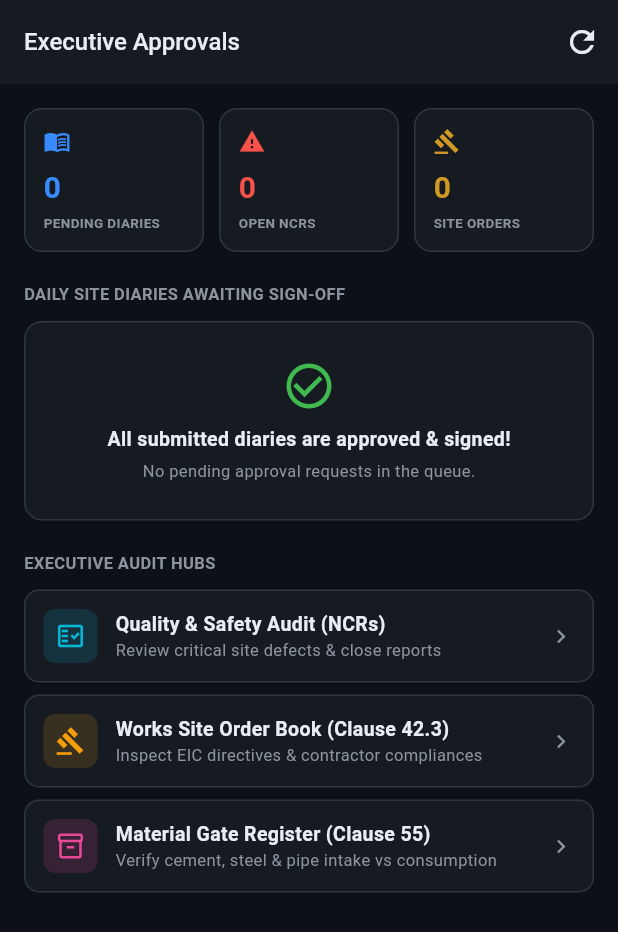
After one commit to shahidkhan1746/kipl-projectos, a Flutter app: the ApprovalsScreen screen opened by its route, after a tap on the "refresh" icon, on a phone screen of 412 x 824 dp. The commit adds this screen. Shown: the top 932 px of the screen. Run offline on Flutter 3.47's test engine with Material 3 defaults, Android fonts, the phone set to English and light mode, and no system bars; our stand-ins replace connectivity_plus, dio, flutter_riverpod, flutter_secure_storage, geolocator, go_router and 1 more; accounts and stored records are empty; network calls fail; Roboto replaces fonts that are missing (DM Sans).

Commit message:
feat(mobile): implement Phase 5 - Executive Approvals & Management Sign-Off Hub

```diff
--- a/mobile/lib/core/router.dart
+++ b/mobile/lib/core/router.dart
@@ -11,6 +11,7 @@ import '../features/materials/screens/materials_screen.dart';
 import '../features/qa/screens/qa_screen.dart';
 import '../features/site_orders/screens/site_orders_screen.dart';
 import '../features/team/screens/team_screen.dart';
+import '../features/approvals/screens/approvals_screen.dart';
 import '../shared/theme/app_theme.dart';
 import 'auth/auth_provider.dart';
 
@@ -57,6 +58,10 @@ final routerProvider = Provider<GoRouter>((ref) {
       GoRoute(
         path: '/team',
         builder: (ctx, _) => const TeamScreen(),
+      ),
+      GoRoute(
+        path: '/approvals',
+        builder: (ctx, _) => const ApprovalsScreen(),
       ),
       StatefulShellRoute.indexedStack(
         builder: (context, state, navigationShell) {
--- /dev/null
+++ b/mobile/lib/features/approvals/approvals_provider.dart
@@ -0,0 +1,153 @@
+import 'package:dio/dio.dart';
+import 'package:flutter_riverpod/flutter_riverpod.dart';
+import '../../core/api/api_client.dart';
+import '../../core/auth/auth_provider.dart';
+
+class PendingDiaryItem {
+  final String id;
+  final String date;
+  final String? weatherCondition;
+  final double? hoursLostWeather;
+  final int totalManpower;
+  final String? workExecuted;
+  final String? submittedBy;
+  final String status;
+
+  const PendingDiaryItem({
+    required this.id,
+    required this.date,
+    this.weatherCondition,
+    this.hoursLostWeather,
+    this.totalManpower = 0,
+    this.workExecuted,
+    this.submittedBy,
+    required this.status,
+  });
+
+  factory PendingDiaryItem.fromJson(Map<String, dynamic> json) {
+    final skilled = json['skilledWorkers'] as int? ?? 0;
+    final unskilled = json['unskilledWorkers'] as int? ?? 0;
+    final superv = json['supervisors'] as int? ?? 0;
+
+    return PendingDiaryItem(
+      id: json['id'] as String? ?? '',
+      date: json['date'] as String? ?? '',
+      weatherCondition: json['weatherCondition'] as String?,
+      hoursLostWeather: (json['hoursLostWeather'] as num?)?.toDouble(),
+      totalManpower: skilled + unskilled + superv,
+      workExecuted: json['workExecuted'] as String?,
+      submittedBy: json['submittedBy'] as String?,
+      status: json['status'] as String? ?? 'submitted',
+    );
+  }
+}
+
+class ApprovalsState {
+  final bool isLoading;
+  final bool isSubmitting;
+  final List<PendingDiaryItem> pendingDiaries;
+  final int openNcrsCount;
+  final int pendingOrdersCount;
+  final String? message;
+  final String? error;
+
+  const ApprovalsState({
+    this.isLoading = false,
+    this.isSubmitting = false,
+    this.pendingDiaries = const [],
+    this.openNcrsCount = 0,
+    this.pendingOrdersCount = 0,
+    this.message,
+    this.error,
+  });
+
+  int get totalPendingActions => pendingDiaries.length + openNcrsCount + pendingOrdersCount;
+
+  ApprovalsState copyWith({
+    bool? isLoading,
+    bool? isSubmitting,
+    List<PendingDiaryItem>? pendingDiaries,
+    int? openNcrsCount,
+    int? pendingOrdersCount,
+    String? message,
+    String? error,
+  }) => ApprovalsState(
+    isLoading: isLoading ?? this.isLoading,
+    isSubmitting: isSubmitting ?? this.isSubmitting,
+    pendingDiaries: pendingDiaries ?? this.pendingDiaries,
+    openNcrsCount: openNcrsCount ?? this.openNcrsCount,
+    pendingOrdersCount: pendingOrdersCount ?? this.pendingOrdersCount,
+    message: message,
+    error: error,
+  );
+}
+
+final approvalsProvider = StateNotifierProvider<ApprovalsNotifier, ApprovalsState>((ref) {
+  final dio = ref.watch(dioProvider);
+  final user = ref.watch(currentUserProvider);
+  return ApprovalsNotifier(dio, user?.projectId);
+});
+
+class ApprovalsNotifier extends StateNotifier<ApprovalsState> {
+  final Dio _dio;
+  final String? _projectId;
+
+  ApprovalsNotifier(this._dio, this._projectId) : super(const ApprovalsState()) {
+    fetchPendingApprovals();
+  }
+
+  Future<void> fetchPendingApprovals() async {
+    state = state.copyWith(isLoading: true, error: null);
+    try {
+      final results = await Future.wait([
+        _dio.get('/diary', queryParameters: {
+          if (_projectId != null) 'projectId': _projectId,
+          'status': 'submitted',
+        }),
+        _dio.get('/qa/ncrs', queryParameters: {
+          if (_projectId != null) 'projectId': _projectId,
+          'status': 'open',
+        }),
+        _dio.get('/site-orders', queryParameters: {
+          if (_projectId != null) 'projectId': _projectId,
+          'status': 'pending',
+        }),
+      ]);
+
+      // 1. Pending Diaries
+      final List rawDiaries = results[0].data is List ? results[0].data : [];
+      final diaries = rawDiaries.map((d) => PendingDiaryItem.fromJson(d)).toList();
+
+      // 2. Open NCRs count
+      final List rawNcrs = results[1].data is List ? results[1].data : [];
+
+      // 3. Pending Orders count
+      final List rawOrders = results[2].data is List ? results[2].data : [];
+
+      state = state.copyWith(
+        isLoading: false,
+        pendingDiaries: diaries,
+        openNcrsCount: rawNcrs.length,
+        pendingOrdersCount: rawOrders.length,
+      );
+    } catch (e) {
+      state = state.copyWith(isLoading: false, error: 'Failed to load approvals: $e');
+    }
+  }
+
+  Future<bool> approveDiary(String diaryId) async {
+    state = state.copyWith(isSubmitting: true, error: null, message: null);
+    try {
+      await _dio.patch('/diary/$diaryId/approve');
+      state = state.copyWith(
+        isSubmitting: false,
+        message: '✓ Site diary approved successfully!',
+      );
+      await fetchPendingApprovals();
+      return true;
+    } catch (e) {
+      state = state.copyWith(isSubmitting: false, error: 'Failed to approve diary: $e');
+      return false;
+    }
+  }
+}
--- /dev/null
+++ b/mobile/lib/features/approvals/screens/approvals_screen.dart
@@ -0,0 +1,354 @@
+import 'package:flutter/material.dart';
+import 'package:flutter_riverpod/flutter_riverpod.dart';
+import 'package:go_router/go_router.dart';
+import '../../../core/utils/date_formatters.dart';
+import '../../../shared/theme/app_theme.dart';
+import '../../../shared/widgets/kipl_button.dart';
+import '../../../shared/widgets/status_pill.dart';
+import '../approvals_provider.dart';
+
+class ApprovalsScreen extends ConsumerWidget {
+  const ApprovalsScreen({super.key});
+
+  @override
+  Widget build(BuildContext context, WidgetRef ref) {
+    final state = ref.watch(approvalsProvider);
+    final notifier = ref.read(approvalsProvider.notifier);
+
+    return Scaffold(
+      appBar: AppBar(
+        title: const Text('Executive Approvals'),
+        actions: [
+          IconButton(
+            icon: const Icon(Icons.refresh),
+            onPressed: state.isLoading ? null : () => notifier.fetchPendingApprovals(),
+          ),
+        ],
+      ),
+      body: state.isLoading
+          ? const Center(child: CircularProgressIndicator(color: AppColors.accent))
+          : RefreshIndicator(
+              onRefresh: () => notifier.fetchPendingApprovals(),
+              color: AppColors.accent,
+              backgroundColor: AppColors.bgCard,
+              child: ListView(
+                padding: const EdgeInsets.all(16),
+                children: [
+                  // 1. Executive Summary KPIs
+                  Row(
+                    children: [
+                      Expanded(
+                        child: _buildKpiCard(
+                          'PENDING DIARIES',
+                          state.pendingDiaries.length.toString(),
+                          Icons.menu_book,
+                          AppColors.accent,
+                        ),
+                      ),
+                      const SizedBox(width: 10),
+                      Expanded(
+                        child: InkWell(
+                          onTap: () => context.push('/qa'),
+                          borderRadius: BorderRadius.circular(12),
+                          child: _buildKpiCard(
+                            'OPEN NCRS',
+                            state.openNcrsCount.toString(),
+                            Icons.report_problem,
+                            AppColors.red,
+                          ),
+                        ),
+                      ),
+                      const SizedBox(width: 10),
+                      Expanded(
+                        child: InkWell(
+                          onTap: () => context.push('/site-orders'),
+                          borderRadius: BorderRadius.circular(12),
+                          child: _buildKpiCard(
+                            'SITE ORDERS',
+                            state.pendingOrdersCount.toString(),
+                            Icons.gavel,
+                            AppColors.amber,
+                          ),
+                        ),
+                      ),
+                    ],
+                  ),
+
+                  const SizedBox(height: 20),
+
+                  if (state.message != null) ...[
+                    Container(
+                      padding: const EdgeInsets.all(12),
+                      decoration: BoxDecoration(
+                        color: AppColors.greenBg,
+                        borderRadius: BorderRadius.circular(8),
+                        border: Border.all(color: AppColors.green.withOpacity(0.4)),
+                      ),
+                      child: Text(state.message!, style: const TextStyle(color: AppColors.textBase, fontSize: 13)),
+                    ),
+                    const SizedBox(height: 16),
+                  ],
+
+                  // 2. Pending Site Diaries Section
+                  const Text(
+                    'DAILY SITE DIARIES AWAITING SIGN-OFF',
+                    style: TextStyle(fontSize: 11, fontWeight: FontWeight.bold, color: AppColors.textMuted),
+                  ),
+                  const SizedBox(height: 10),
+
+                  if (state.pendingDiaries.isEmpty)
+                    Container(
+                      padding: const EdgeInsets.all(24),
+                      decoration: BoxDecoration(
+                        color: AppColors.bgCard,
+                        borderRadius: BorderRadius.circular(12),
+                        border: Border.all(color: AppColors.borderDim),
+                      ),
+                      child: const Center(
+                        child: Column(
+                          children: [
+                            Icon(Icons.check_circle_outline, color: AppColors.green, size: 36),
+                            SizedBox(height: 8),
+                            Text('All submitted diaries are approved & signed!',
+                                style: TextStyle(color: AppColors.textBase, fontWeight: FontWeight.w600, fontSize: 13)),
+                            SizedBox(height: 4),
+                            Text('No pending approval requests in the queue.',
+                                style: TextStyle(color: AppColors.textMuted, fontSize: 11)),
+                          ],
+                        ),
+                      ),
+                    )
+                  else
+                    ...state.pendingDiaries.map((diary) {
+                      final formattedDate = DateFormatters.formatIndian(DateTime.tryParse(diary.date));
+
+                      return Container(
+                        margin: const EdgeInsets.only(bottom: 12),
+                        padding: const EdgeInsets.all(14),
+                        decoration: BoxDecoration(
+                          color: AppColors.bgCard,
+                          borderRadius: BorderRadius.circular(12),
+                          border: Border.all(color: AppColors.accent.withOpacity(0.4)),
+                        ),
+                        child: Column(
+                          crossAxisAlignment: CrossAxisAlignment.start,
+                          children: [
+                            Row(
+                              mainAxisAlignment: MainAxisAlignment.spaceBetween,
+                              children: [
+                                Text(
+                                  formattedDate,
+                                  style: const TextStyle(fontSize: 14, fontWeight: FontWeight.bold, color: AppColors.textBase),
+                                ),
+                                const StatusPill(label: 'SUBMITTED', type: StatusPillType.warning),
+                              ],
+                            ),
+                            const SizedBox(height: 6),
+                            Row(
+                              children: [
+                                Text('By: ${diary.submittedBy ?? 'Site Engineer'}',
+                                    style: const TextStyle(fontSize: 12, color: AppColors.textMuted)),
+                                const Spacer(),
+                                Text('Manpower: ${diary.totalManpower}',
+                                    style: const TextStyle(fontSize: 12, fontWeight: FontWeight.w600, color: AppColors.accent)),
+                              ],
+                            ),
+                            if (diary.weatherCondition != null || (diary.hoursLostWeather != null && diary.hoursLostWeather! > 0)) ...[
+                              const SizedBox(height: 6),
+                              Row(
+                                children: [
+                                  if (diary.weatherCondition != null)
+                                    Text('Weather: ${diary.weatherCondition}', style: const TextStyle(fontSize: 11, color: AppColors.textFaint)),
+                                  if (diary.hoursLostWeather != null && diary.hoursLostWeather! > 0) ...[
+                                    const SizedBox(width: 8),
+                                    Text('(${diary.hoursLostWeather}h lost)',
+                                        style: const TextStyle(fontSize: 11, color: AppColors.amber, fontWeight: FontWeight.w600)),
+                                  ],
+                                ],
+                              ),
+                            ],
+                            if (diary.workExecuted != null && diary.workExecuted!.isNotEmpty) ...[
+                              const SizedBox(height: 8),
+                              Text(diary.workExecuted!,
+                                  style: const TextStyle(fontSize: 12, color: AppColors.textBase),
+                                  maxLines: 2,
+                                  overflow: TextOverflow.ellipsis),
+                            ],
+                            const SizedBox(height: 12),
+                            const Divider(height: 1, color: AppColors.borderDim),
+                            const SizedBox(height: 8),
+                            Row(
+                              mainAxisAlignment: MainAxisAlignment.end,
+                              children: [
+                                ElevatedButton.icon(
+                                  style: ElevatedButton.styleFrom(
+                                    backgroundColor: AppColors.green,
+                                    foregroundColor: Colors.white,
+                                    padding: const EdgeInsets.symmetric(horizontal: 14, vertical: 8),
+                                    shape: RoundedRectangleBorder(borderRadius: BorderRadius.circular(8)),
+                                  ),
+                                  icon: const Icon(Icons.verified, size: 16),
+                                  label: const Text('Approve & Sign', style: TextStyle(fontSize: 12, fontWeight: FontWeight.bold)),
+                                  onPressed: () async {
+                                    final confirm = await showDialog<bool>(
+                                      context: context,
+                                      builder: (ctx) => AlertDialog(
+                                        backgroundColor: AppColors.bgCard,
+                                        title: const Text('Confirm Diary Approval', style: TextStyle(color: AppColors.textBase)),
+                                        content: Text(
+                                          'Approve and sign off daily site diary for $formattedDate?\nThis records your executive digital signature.',
+                                          style: const TextStyle(color: AppColors.textMuted),
+                                        ),
+                                        actions: [
+                                          TextButton(onPressed: () => Navigator.pop(ctx, false), child: const Text('Cancel')),
+                                          ElevatedButton(
+                                            style: ElevatedButton.styleFrom(backgroundColor: AppColors.green),
+                                            onPressed: () => Navigator.pop(ctx, true),
+                                            child: const Text('Approve', style: TextStyle(color: Colors.white)),
+                                          ),
+                                        ],
+                                      ),
+                                    );
+
+                                    if (confirm == true) {
+                                      notifier.approveDiary(diary.id);
+                                    }
+                                  },
+                                ),
+                              ],
+                            ),
+                          ],
+                        ),
+                      );
+                    }),
+
+                  const SizedBox(height: 20),
+
+                  // 3. Quick Action Hubs
+                  const Text(
+                    'EXECUTIVE AUDIT HUBS',
+                    style: TextStyle(fontSize: 11, fontWeight: FontWeight.bold, color: AppColors.textMuted),
+                  ),
+                  const SizedBox(height: 10),
+
+                  _buildAuditRow(
+                    context,
+                    title: 'Quality & Safety Audit (NCRs)',
+                    subtitle: 'Review critical site defects & close reports',
+                    icon: Icons.fact_check_outlined,
+                    color: const Color(0xFF06B6D4),
+                    count: state.openNcrsCount,
+                    onTap: () => context.push('/qa'),
+                  ),
+                  const SizedBox(height: 8),
+                  _buildAuditRow(
+                    context,
+                    title: 'Works Site Order Book (Clause 42.3)',
+                    subtitle: 'Inspect EIC directives & contractor compliances',
+                    icon: Icons.gavel_outlined,
+                    color: const Color(0xFFF59E0B),
+                    count: state.pendingOrdersCount,
+                    onTap: () => context.push('/site-orders'),
+                  ),
+                  const SizedBox(height: 8),
+                  _buildAuditRow(
+                    context,
+                    title: 'Material Gate Register (Clause 55)',
+                    subtitle: 'Verify cement, steel & pipe intake vs consumption',
+                    icon: Icons.inventory_2_outlined,
+                    color: const Color(0xFFEC4899),
+                    count: 0,
+                    onTap: () => context.push('/materials'),
+                  ),
+                ],
+              ),
+            ),
+    );
+  }
+
+  Widget _buildKpiCard(String label, String value, IconData icon, Color color) {
+    return Container(
+      padding: const EdgeInsets.all(12),
+      decoration: BoxDecoration(
+        color: AppColors.bgCard,
+        borderRadius: BorderRadius.circular(12),
+        border: Border.all(color: AppColors.borderDim),
+      ),
+      child: Column(
+        crossAxisAlignment: CrossAxisAlignment.start,
+        children: [
+          Icon(icon, size: 18, color: color),
+          const SizedBox(height: 8),
+          Text(
+            value,
+            style: TextStyle(fontSize: 20, fontWeight: FontWeight.bold, color: color),
+          ),
+          const SizedBox(height: 2),
+          Text(
+            label,
+            style: const TextStyle(fontSize: 9, fontWeight: FontWeight.w600, color: AppColors.textMuted),
+          ),
+        ],
+      ),
+    );
+  }
+
+  Widget _buildAuditRow(
+    BuildContext context, {
+    required String title,
+    required String subtitle,
+    required IconData icon,
+    required Color color,
+    required int count,
+    required VoidCallback onTap,
+  }) {
+    return InkWell(
+      onTap: onTap,
+      borderRadius: BorderRadius.circular(10),
+      child: Container(
+        padding: const EdgeInsets.all(12),
+        decoration: BoxDecoration(
+          color: AppColors.bgCard,
+          borderRadius: BorderRadius.circular(10),
+          border: Border.all(color: AppColors.borderDim),
+        ),
+        child: Row(
+          children: [
+            Container(
+              padding: const EdgeInsets.all(8),
+              decoration: BoxDecoration(
+                color: color.withOpacity(0.15),
+                borderRadius: BorderRadius.circular(8),
+              ),
+              child: Icon(icon, size: 20, color: color),
+            ),
+            const SizedBox(width: 12),
+            Expanded(
+              child: Column(
+                crossAxisAlignment: CrossAxisAlignment.start,
+                children: [
+                  Text(title, style: const TextStyle(fontSize: 13, fontWeight: FontWeight.bold, color: AppColors.textBase)),
+                  Text(subtitle, style: const TextStyle(fontSize: 11, color: AppColors.textMuted)),
+                ],
+              ),
+            ),
+            if (count > 0)
+              Container(
+                padding: const EdgeInsets.symmetric(horizontal: 8, vertical: 2),
+                decoration: BoxDecoration(
+                  color: color,
+                  borderRadius: BorderRadius.circular(10),
+                ),
+                child: Text(
+                  count.toString(),
+                  style: const TextStyle(fontSize: 11, fontWeight: FontWeight.bold, color: Colors.white),
+                ),
+              ),
+            const SizedBox(width: 6),
+            const Icon(Icons.chevron_right, size: 18, color: AppColors.textMuted),
+          ],
+        ),
+      ),
+    );
+  }
+}
--- a/mobile/lib/features/dashboard/screens/dashboard_screen.dart
+++ b/mobile/lib/features/dashboard/screens/dashboard_screen.dart
@@ -313,6 +313,14 @@ class DashboardScreen extends ConsumerWidget {
                     color: const Color(0xFF10B981),
                     onTap: () => context.push('/team'),
                   ),
+                  _buildActionCard(
+                    context,
+                    title: 'Approvals',
+                    subtitle: 'Diaries & Sign-offs',
+                    icon: Icons.verified_user_outlined,
+                    color: const Color(0xFF3B82F6),
+                    onTap: () => context.push('/approvals'),
+                  ),
                 ],
               ),
 
```
